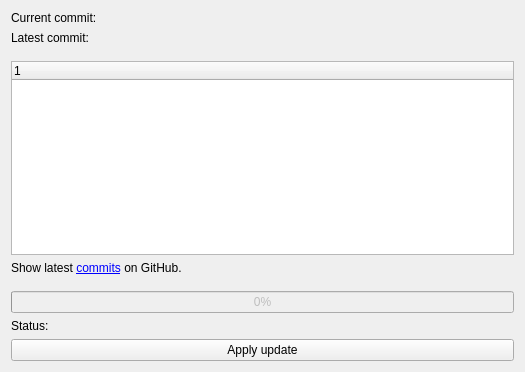
Old version of the form updateform.ui in the repository LFriede/x64dbg-updater.
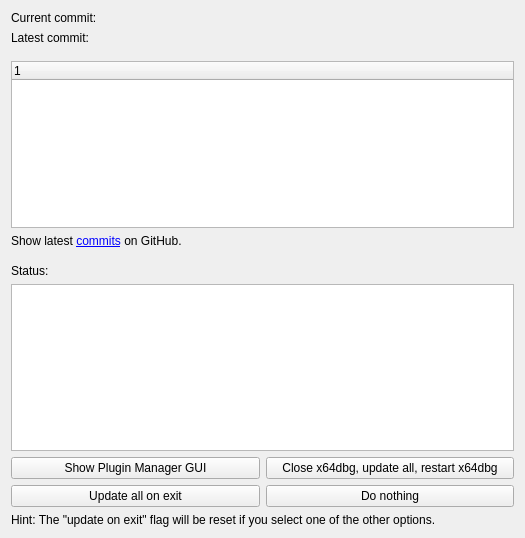
New version of the form.

Commit message: Plugin Manger support

Diff of the .ui file:
```diff
--- a/updateform.ui
+++ b/updateform.ui
@@ -7,7 +7,7 @@
     <x>0</x>
     <y>0</y>
     <width>525</width>
-    <height>372</height>
+    <height>538</height>
    </rect>
   </property>
   <property name="windowTitle">
@@ -82,16 +82,6 @@
      </property>
     </spacer>
    </item>
-   <item>
-    <widget class="QProgressBar" name="progressBar">
-     <property name="enabled">
-      <bool>false</bool>
-     </property>
-     <property name="value">
-      <number>0</number>
-     </property>
-    </widget>
-   </item>
    <item>
     <widget class="QLabel" name="lblProgress">
      <property name="text">
@@ -100,12 +90,54 @@
     </widget>
    </item>
    <item>
-    <widget class="QPushButton" name="applyButton">
-     <property name="enabled">
+    <widget class="QPlainTextEdit" name="pteUpdaterConsole">
+     <property name="font">
+      <font>
+       <family>Consolas</family>
+       <pointsize>10</pointsize>
+      </font>
+     </property>
+     <property name="readOnly">
       <bool>true</bool>
      </property>
+    </widget>
+   </item>
+   <item>
+    <layout class="QGridLayout" name="gridLayout">
+     <item row="1" column="0">
+      <widget class="QPushButton" name="pbUpdateOnExit">
+       <property name="text">
+        <string>Update all on exit</string>
+       </property>
+      </widget>
+     </item>
+     <item row="0" column="0">
+      <widget class="QPushButton" name="pbShowPluginManager">
+       <property name="text">
+        <string>Show Plugin Manager GUI</string>
+       </property>
+      </widget>
+     </item>
+     <item row="0" column="1">
+      <widget class="QPushButton" name="pbUpdateAll">
+       <property name="text">
+        <string>Close x64dbg, update all, restart x64dbg</string>
+       </property>
+      </widget>
+     </item>
+     <item row="1" column="1">
+      <widget class="QPushButton" name="pbNothing">
+       <property name="text">
+        <string>Do nothing</string>
+       </property>
+      </widget>
+     </item>
+    </layout>
+   </item>
+   <item>
+    <widget class="QLabel" name="lblHint">
      <property name="text">
-      <string>Apply update</string>
+      <string>Hint: The &quot;update on exit&quot; flag will be reset if you select one of the other options.</string>
      </property>
     </widget>
    </item>
```
The commit also changes 13 other files.
